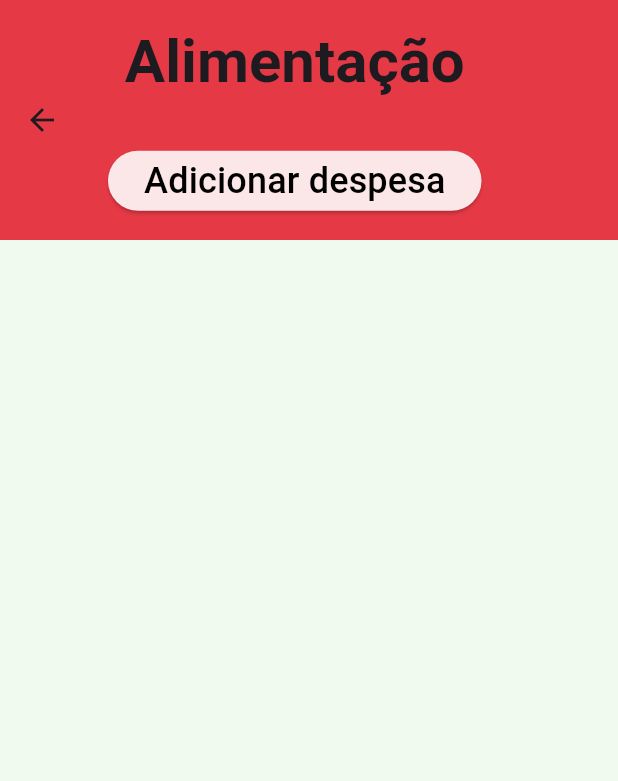
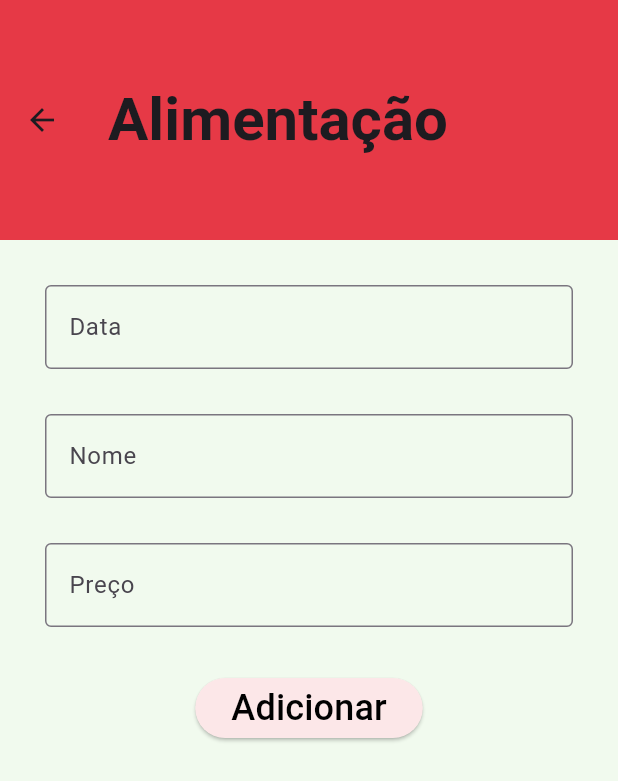
Before and after one commit to Matheus-Reato/GerenciadorDeCustos, a Flutter app: the AlimentacaoPage screen opened directly, after a tap on "Adicionar despesa", on a phone screen of 412 x 824 dp. Shown: the top 781 px of the screen. Run offline on Flutter 3.47's test engine with Material 3 defaults, Android fonts, the phone set to English and light mode, and no system bars; our stand-ins replace cloud_firestore, firebase_core, get; accounts and stored records are empty; generated files the repository leaves out were written again.

Commit message:
create e delete alimentacao

```diff
--- /dev/null
+++ b/lib/pages/alimentacao_add_page.dart
@@ -0,0 +1,86 @@
+import 'package:flutter/material.dart';
+import 'package:gerenciador_de_custos/controller/alimentacao_controller.dart';
+import 'package:gerenciador_de_custos/pages/alimentacao_page.dart';
+import 'package:get/get.dart';
+
+class AddAlimentacao extends StatefulWidget {
+  const AddAlimentacao({super.key});
+
+  @override
+  State<AddAlimentacao> createState() => _AddAlimentacaoState();
+}
+
+class _AddAlimentacaoState extends State<AddAlimentacao> {
+  @override
+  Widget build(BuildContext context) {
+    return GetBuilder<AlimentacaoController>(builder: (ctrl) {
+      return Scaffold(
+        backgroundColor: Color.fromRGBO(241, 250, 238, 1.0),
+        appBar: AppBar(
+          backgroundColor: Color.fromRGBO(230, 57, 70, 1.0),
+          toolbarHeight: 160,
+          title: const Column(
+            mainAxisAlignment: MainAxisAlignment.center,
+            children: [
+              Text(
+                'Alimentação',
+                style: TextStyle(
+                  fontSize: 40,
+                  fontWeight: FontWeight.bold,
+                ),
+              ),
+
+            ],
+          ),
+        ),
+        body: SingleChildScrollView(
+          child: Padding(
+            padding: const EdgeInsets.only(left: 30, right: 30, top: 30),
+            child: Column(
+              children: [
+                TextFormField(
+                  controller: ctrl.alimentacaoDataCtrl,
+                  decoration: InputDecoration(
+                    //icon: Icon(Icons.calendar_month),
+                      border: OutlineInputBorder(),
+                      labelText: 'Data',
+                      hintText: 'dd/MM/yyyy'
+                  ),
+                ),
+                SizedBox(height: 30,),
+                TextFormField(
+                  controller: ctrl.alimentacaoNomeCtrl,
+                  decoration: InputDecoration(
+                    //icon: Icon(Icons.calendar_month),
+                      border: OutlineInputBorder(),
+                      labelText: 'Nome',
+                      hintText: 'Nome para a despesa'
+                  ),
+                ),
+                SizedBox(height: 30,),
+                TextFormField(
+                  controller: ctrl.alimentacaoPrecoCtrl,
+                  decoration: InputDecoration(
+                    //icon: Icon(Icons.calendar_month),
+                      border: OutlineInputBorder(),
+                      labelText: 'Preço',
+                      hintText: '\$\$.\$\$'
+                  ),
+                ),
+                SizedBox(height: 30,),
+                ElevatedButton(style: ElevatedButton.styleFrom(
+                  backgroundColor: Color.fromRGBO(252, 231, 232, 1.0),
+                  foregroundColor: Colors.black,
+                ), onPressed: () {
+                  ctrl.addAlimentacao();
+                  ctrl.fetchAlimentacao();
+                  Get.off(AlimentacaoPage());
+                }, child: Text('Adicionar', style: TextStyle(fontSize: 24),))
+              ],
+            ),
+          ),
+        ),
+      );
+    });
+  }
+}
```
Also changed, not shown: lib/controller/alimentacao_controller.dart (+38 -10 lines), lib/pages/alimentacao_page.dart (+43 -4 lines).
